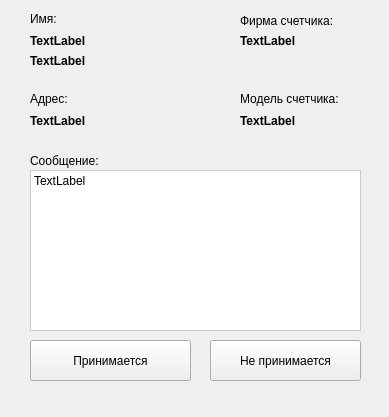
The window that ui/reqestForm.ui (alexamel/ipu) describes before a commit, drawn with Qt 5.
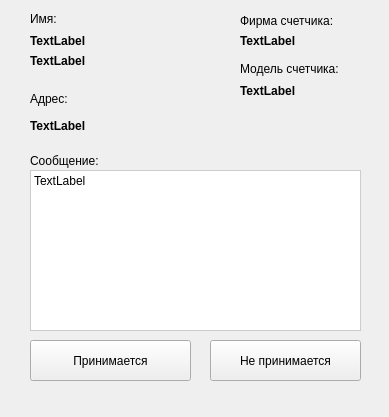
The same window after the commit.

Commit message: Обновил БД и форму

The edit to the form file:
```diff
--- a/ui/reqestForm.ui
+++ b/ui/reqestForm.ui
@@ -56,8 +56,8 @@
     <rect>
      <x>30</x>
      <y>110</y>
-     <width>191</width>
-     <height>21</height>
+     <width>341</width>
+     <height>31</height>
     </rect>
    </property>
    <property name="font">
@@ -93,7 +93,7 @@
    <property name="geometry">
     <rect>
      <x>240</x>
-     <y>110</y>
+     <y>80</y>
      <width>151</width>
      <height>21</height>
     </rect>
@@ -177,7 +177,7 @@
    <property name="geometry">
     <rect>
      <x>240</x>
-     <y>90</y>
+     <y>60</y>
      <width>141</width>
      <height>17</height>
     </rect>
```
The commit also changes 1 other file.
